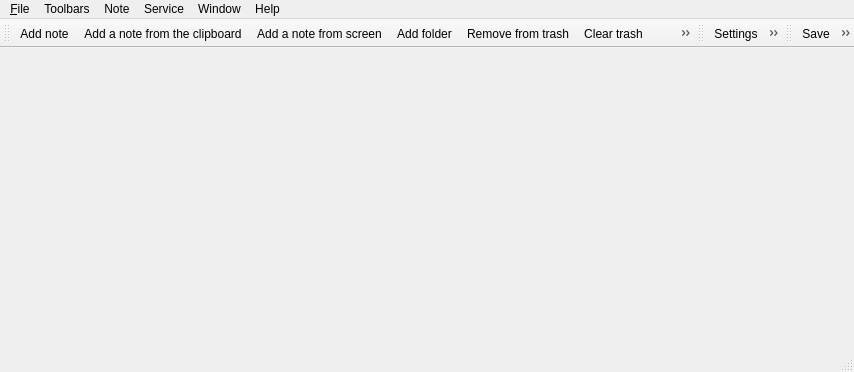
The window that Manager/Manager.ui (gil9red/NotesManager) describes before a commit, drawn with Qt 5.
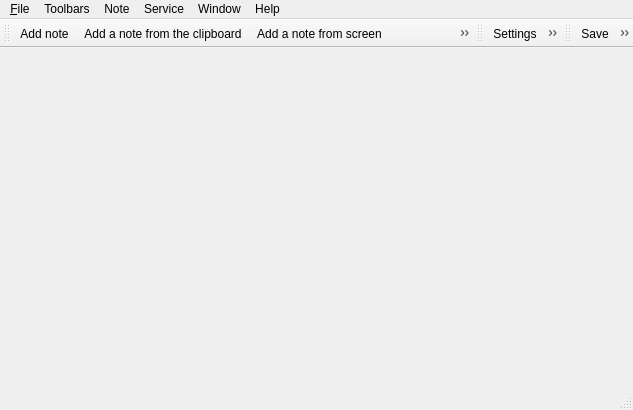
The same window after the commit. Icons and pictures are not drawn. Custom widgets are drawn as their Qt base class.

What changed in the file:
```diff
--- a/Manager/Manager.ui
+++ b/Manager/Manager.ui
@@ -6,8 +6,8 @@
    <rect>
     <x>0</x>
     <y>0</y>
-    <width>854</width>
-    <height>372</height>
+    <width>633</width>
+    <height>410</height>
    </rect>
   </property>
   <property name="windowTitle">
@@ -62,7 +62,7 @@
     <rect>
      <x>0</x>
      <y>0</y>
-     <width>854</width>
+     <width>633</width>
      <height>20</height>
     </rect>
    </property>
```
Left out of the diff: 22 changed lines with no effect on the pictures.
